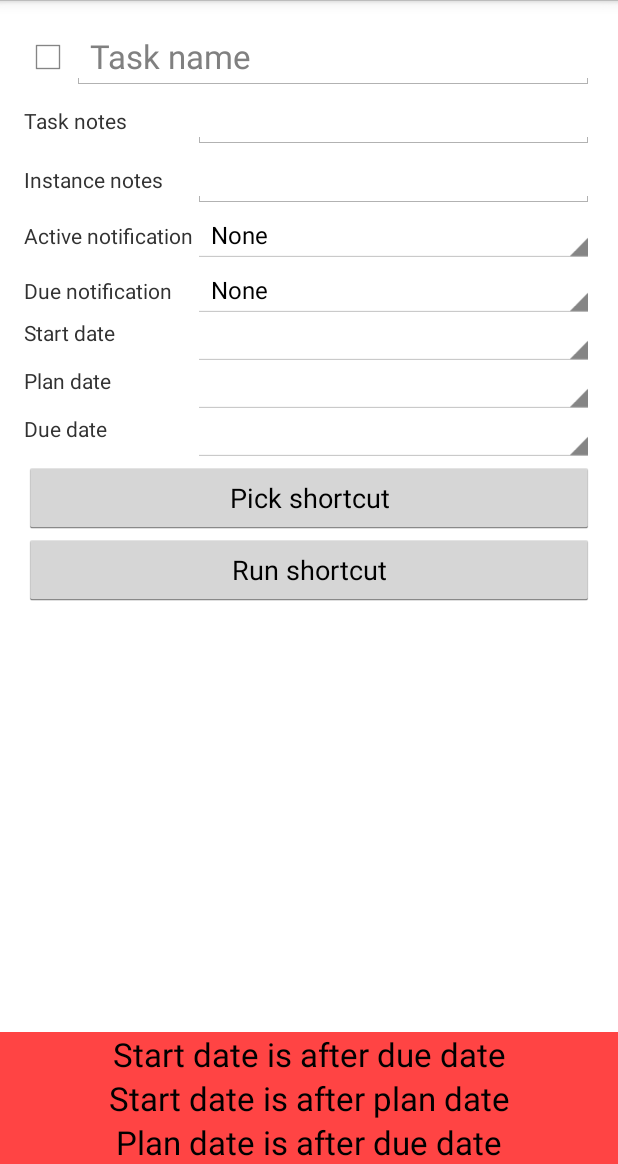
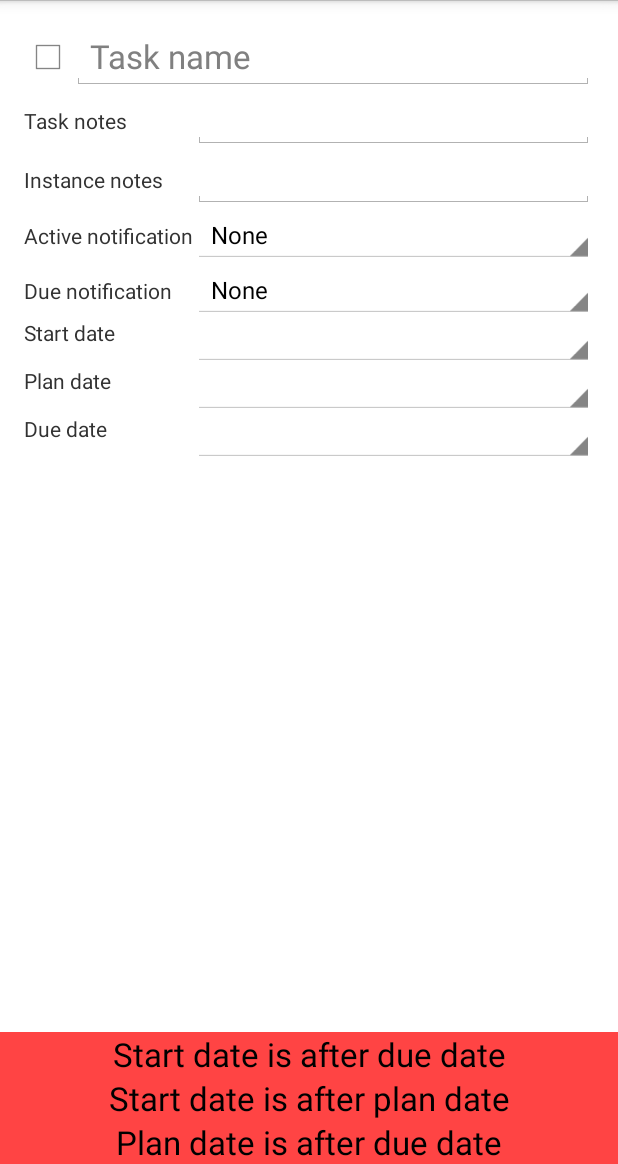
Before and after one commit to adamlopresto/GoDo, an Android app: the layout fragment_task_details.xml on its own in the app's theme, with its tools: preview values and no code run, on a phone screen of 412 x 824 dp, the part 72-1236 px from its top. Run offline under Robolectric (Android 15) with nearby library versions, the phone set to English and light mode, and no system bars.

Commit message:
Removed aborted attempt to add a shortcut. Maybe I'll try again later.

```diff
--- a/app/src/main/res/layout/fragment_task_details.xml
+++ b/app/src/main/res/layout/fragment_task_details.xml
@@ -147,20 +147,6 @@
                 android:layout_height="wrap_content"
                 android:layout_gravity="fill_horizontal"/>
 
-            <Button
-                android:id="@+id/pick_shortcut"
-                android:layout_width="match_parent"
-                android:layout_height="wrap_content"
-                android:layout_columnSpan="2"
-                android:text="Pick shortcut"/>
-
-            <Button
-                android:id="@+id/run_shortcut"
-                android:layout_width="match_parent"
-                android:layout_height="wrap_content"
-                android:layout_columnSpan="2"
-                android:text="Run shortcut"/>
-
         </GridLayout>
     </ScrollView>
 
```
